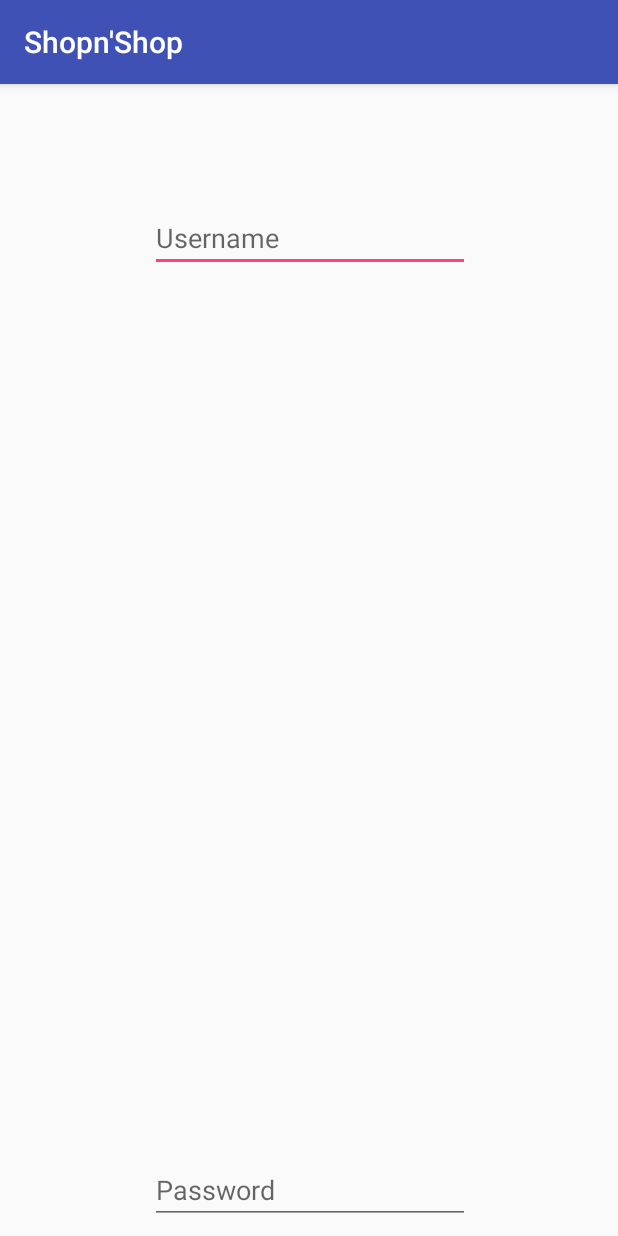
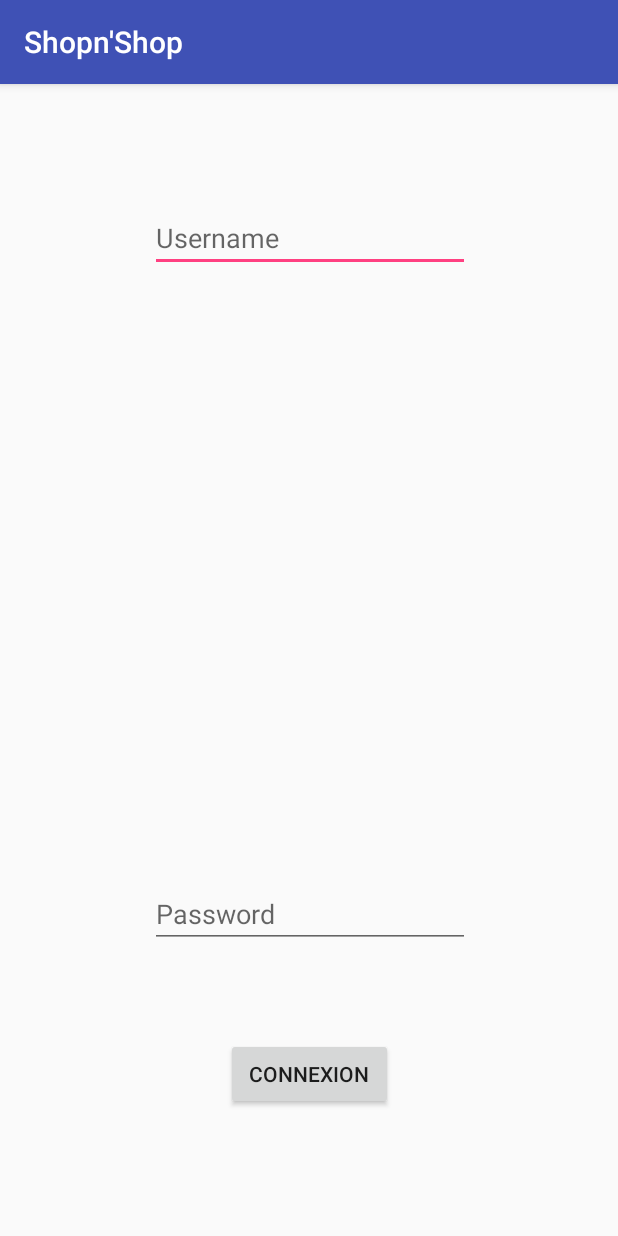
Before and after one commit to Guibaleno/ShopnShopAndroid, an Android app: the LoginActivity screen opened directly, with no data from a screen before it, on a phone screen of 412 x 824 dp. Run offline under Robolectric (Android 15) with nearby library versions, the phone set to English and light mode, and no system bars.

Commit message:
commit login

```diff
--- a/ShopnShop/app/src/main/java/com/example/a533/shopnshop/LoginActivity.java
+++ b/ShopnShop/app/src/main/java/com/example/a533/shopnshop/LoginActivity.java
@@ -1,21 +1,52 @@
 package com.example.a533.shopnshop;
 
 
+import android.content.Intent;
 import android.os.Bundle;
 import android.support.annotation.NonNull;
 import android.support.v7.app.AppCompatActivity;
+import android.view.View;
+import android.widget.Button;
 import android.widget.EditText;
 import android.widget.Toast;
 
 
 public class LoginActivity extends AppCompatActivity {
 
-
+    EditText txtUsername;
+    EditText txtPassword;
+    Button btnConnection;
+    SQLite dbShop;
 
     @Override
     protected void onCreate(Bundle savedInstanceState) {
         super.onCreate(savedInstanceState);
         setContentView(R.layout.login_activity);
+
+        txtUsername = findViewById(R.id.editText_username_login);
+        txtPassword = findViewById(R.id.editText_password_login);
+        btnConnection = findViewById(R.id.button_connexion);
+        dbShop = new SQLite(this);
+        setListeners();
+    }
+
+    void setListeners()
+    {
+        btnConnection.setOnClickListener(new View.OnClickListener() {
+            @Override
+            public void onClick(View v) {
+               if (dbShop.VerifyCredentials(txtUsername.getText().toString(), txtPassword.getText().toString()))
+               {
+                    MoveToMainMenu();
+               }
+            }
+        });
+    }
+
+    private void MoveToMainMenu()
+    {
+        Intent intent = new Intent(this, MainMenu.class);
+        startActivity(intent);
     }
 
     //private void SigningUpUser()
--- a/ShopnShop/app/src/main/java/com/example/a533/shopnshop/Itemlist.java
+++ b/ShopnShop/app/src/main/java/com/example/a533/shopnshop/SeeMyOrders.java
@@ -3,11 +3,11 @@ package com.example.a533.shopnshop;
 import android.support.v7.app.AppCompatActivity;
 import android.os.Bundle;
 
-public class Itemlist extends AppCompatActivity {
+public class SeeMyOrders extends AppCompatActivity {
 
     @Override
     protected void onCreate(Bundle savedInstanceState) {
         super.onCreate(savedInstanceState);
-        setContentView(R.layout.activity_itemlist);
+        setContentView(R.layout.activity_see_my_orders);
     }
 }
--- a/ShopnShop/app/src/main/res/layout/activity_itemlist.xml
+++ b/ShopnShop/app/src/main/res/layout/activity_itemlist.xml
@@ -4,7 +4,7 @@
     xmlns:tools="http://schemas.android.com/tools"
     android:layout_width="match_parent"
     android:layout_height="match_parent"
-    tools:context=".Itemlist">
+    tools:context=".MakeAnorder">
 
     <android.support.v7.widget.RecyclerView
         android:layout_width="277dp"
--- a/ShopnShop/app/src/main/res/layout/login_activity.xml
+++ b/ShopnShop/app/src/main/res/layout/login_activity.xml
@@ -25,7 +25,7 @@
         android:id="@+id/editText_password_login"
         android:layout_width="wrap_content"
         android:layout_height="45dp"
-        android:layout_marginBottom="8dp"
+        android:layout_marginBottom="192dp"
         android:layout_marginEnd="8dp"
         android:layout_marginStart="8dp"
         android:layout_marginTop="8dp"
```
Also changed, not shown: ShopnShop/app/src/main/AndroidManifest.xml (+8 -4 lines), ShopnShop/app/src/main/java/com/example/a533/shopnshop/MainMenu.java (added, +61 -0 lines), ShopnShop/app/src/main/java/com/example/a533/shopnshop/MakeAnorder.java (added, +13 -0 lines), ShopnShop/app/src/main/res/layout/activity_main_menu.xml (added, +41 -0 lines), ShopnShop/app/src/main/res/layout/activity_see_my_orders.xml (added, +9 -0 lines).
